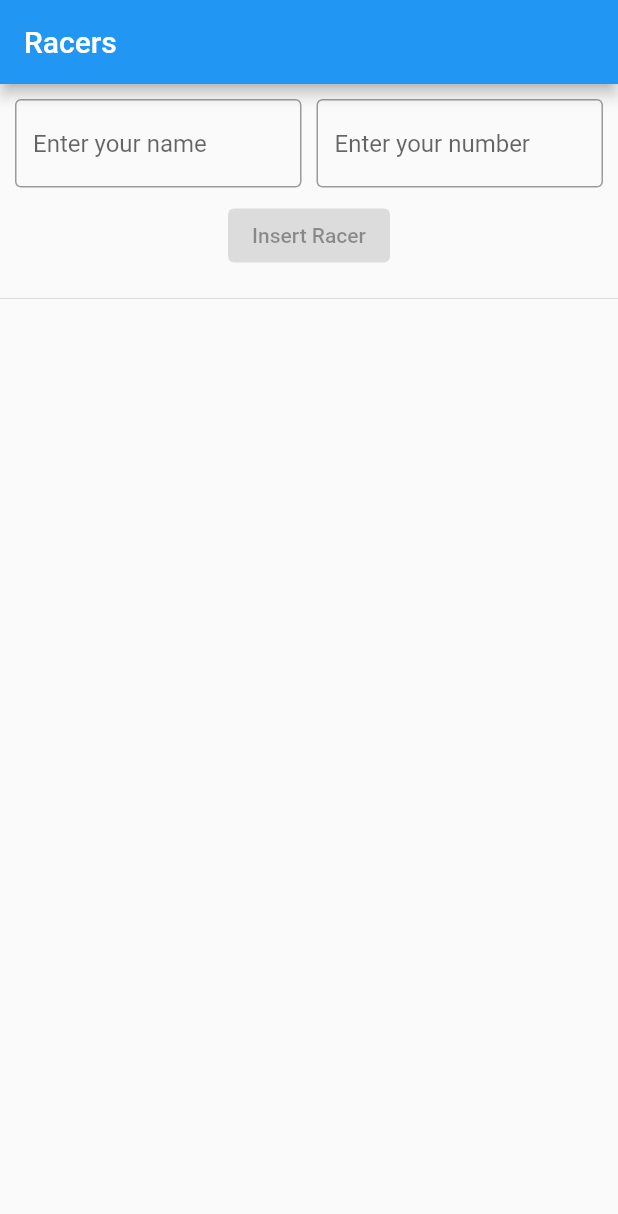
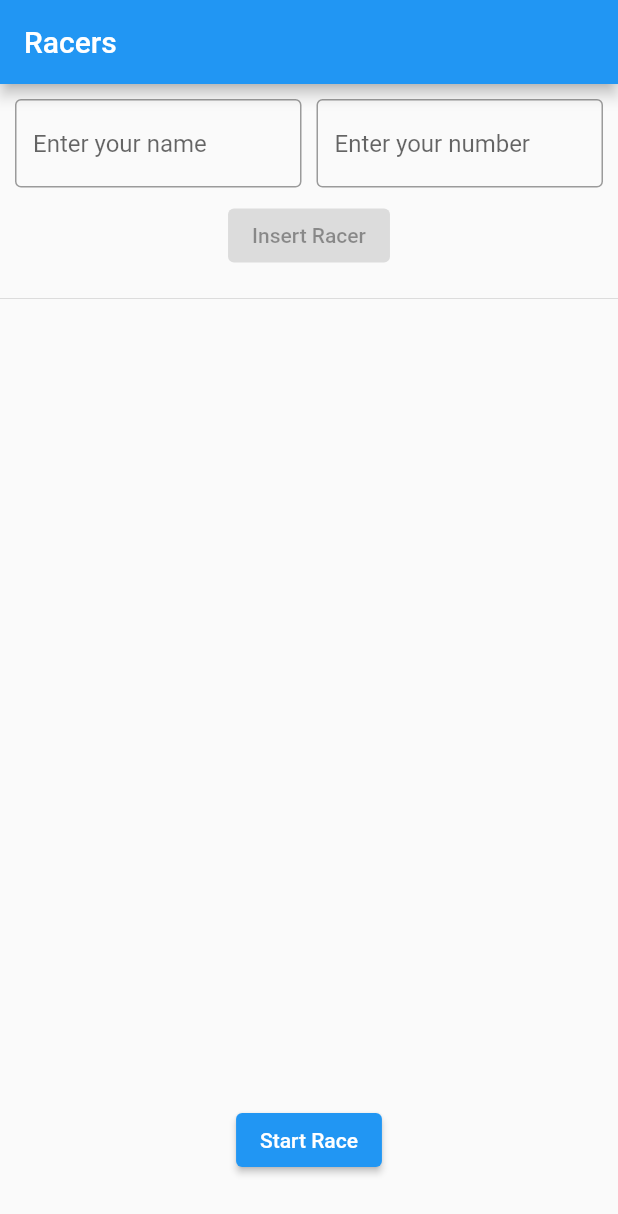
Before and after one commit to Vinny021/race-app, a Flutter app: the screen it shows after launch, on a phone screen of 412 x 824 dp. Shown: the top 1214 px of the screen. Run offline on Flutter 3.47's test engine with Material 2 defaults, Android fonts, the phone set to English and light mode, and no system bars.

Commit message:
Home Layout Finished

```diff
--- a/lib/app/components/racer_input.dart
+++ b/lib/app/components/racer_input.dart
@@ -83,8 +83,6 @@ class _RacerInputState extends State<RacerInput> {
   }
 
   checkIfButtonCanBeEnabled() {
-    print(racerNameController.text);
-    print(racerNumberController.text);
     (racerNameController.text != '' && racerNumberController.text != '')
         ? setState(() {
             isButtonDisabled = false;
--- a/lib/app/pages/home_page.dart
+++ b/lib/app/pages/home_page.dart
@@ -65,6 +65,11 @@ class _HomePageState extends State<HomePage> {
                   children: [RacersList()],
                 ),
               ),
+            ),
+            Padding(
+              padding: const EdgeInsets.only(bottom: 40),
+              child:
+                  ElevatedButton(onPressed: () {}, child: Text('Start Race')),
             )
           ],
         ),
```
